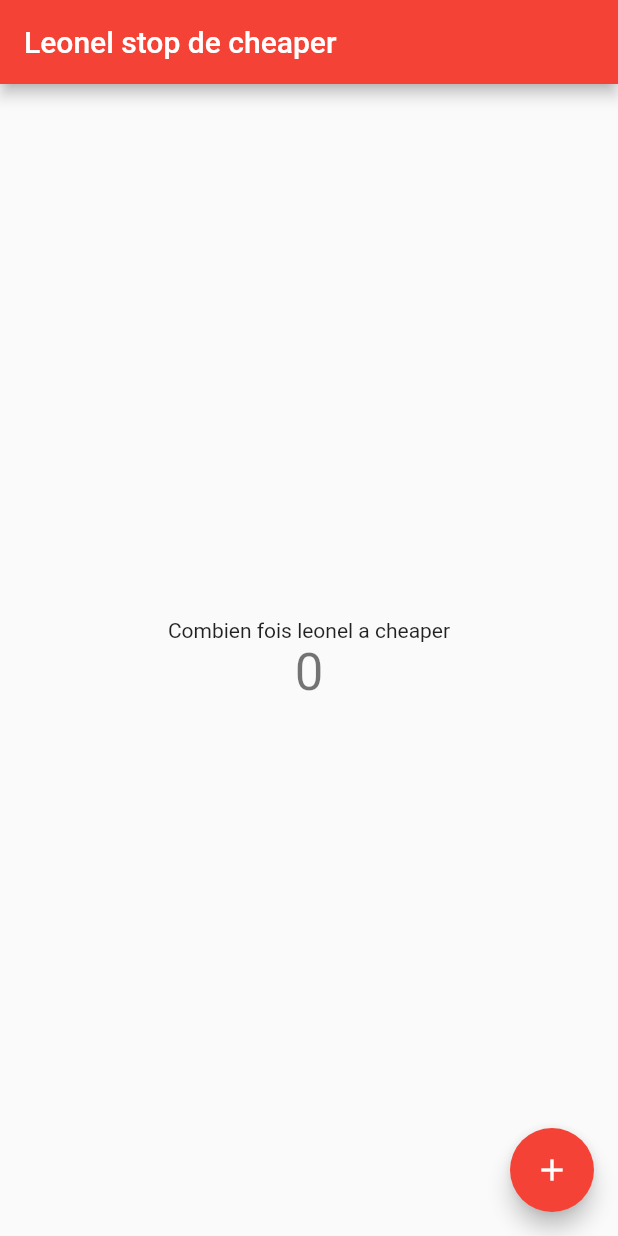
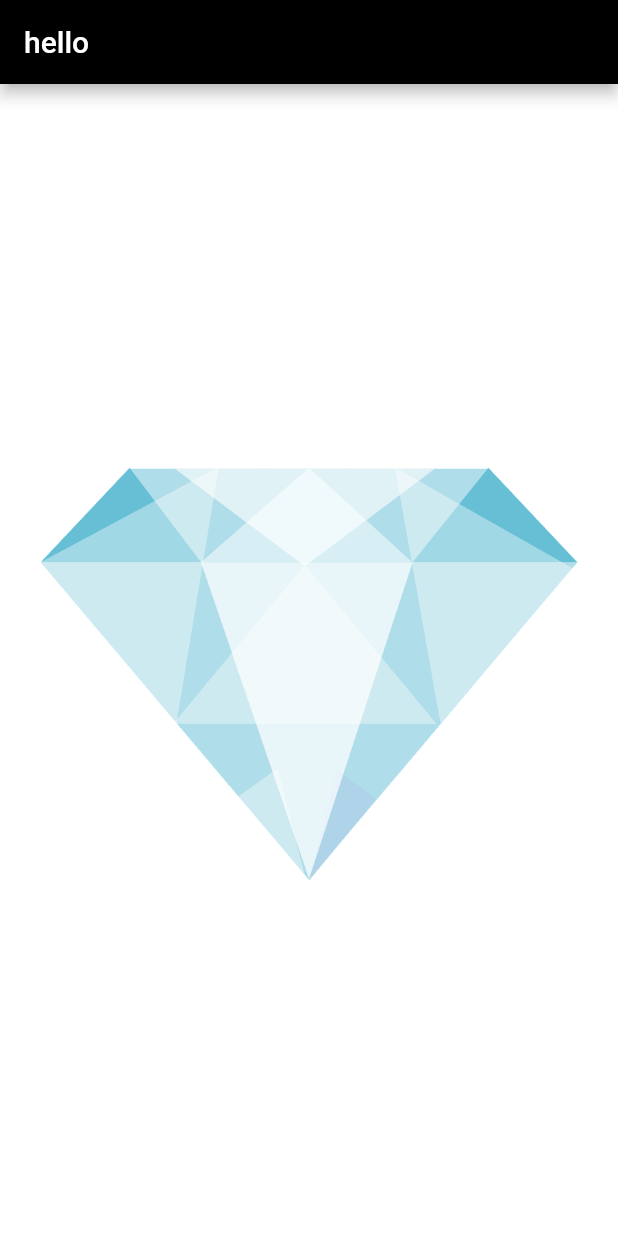
Before and after one commit to imaho-ivou/riche, a Flutter app: the screen it shows after launch, on a phone screen of 412 x 824 dp. Run offline on Flutter 3.47's test engine with Material 2 defaults, Android fonts, the phone set to English and light mode, and no system bars.

Commit message:
changement colors

```diff
--- a/lib/main.dart
+++ b/lib/main.dart
@@ -1,116 +1,25 @@
 import 'package:flutter/material.dart';
+import 'package:flutter/rendering.dart';
 
 void main() {
-  runApp(const MyApp());
-}
+  runApp(
+    MaterialApp(
+      home: Scaffold(
+        appBar: AppBar(
+          title: Text("hello"),
+          backgroundColor: Colors.black,
+        ),
+        backgroundColor: Colors.white24,
+        body:
 
-class MyApp extends StatelessWidget {
-  const MyApp({Key? key}) : super(key: key);
 
-  // This widget is the root of your application.
-  @override
-  Widget build(BuildContext context) {
-    return MaterialApp(
-      title: 'Flutter Demo',
-      theme: ThemeData(
-        // This is the theme of your application.
-        //
-        // Try running your application with "flutter run". You'll see the
-        // application has a blue toolbar. Then, without quitting the app, try
-        // changing the primarySwatch below to Colors.green and then invoke
-        // "hot reload" (press "r" in the console where you ran "flutter run",
-        // or simply save your changes to "hot reload" in a Flutter IDE).
-        // Notice that the counter didn't reset back to zero; the application
-        // is not restarted.
-        primarySwatch: Colors.red,
-        secondaryHeaderColor: Colors.blue,
-      ),
-      home: const MyHomePage(title: 'Leonel stop de cheaper '),
-    );
-  }
-}
-
-class MyHomePage extends StatefulWidget {
-  const MyHomePage({Key? key, required this.title}) : super(key: key);
-
-  // This widget is the home page of your application. It is stateful, meaning
-  // that it has a State object (defined below) that contains fields that affect
-  // how it looks.
-
-  // This class is the configuration for the state. It holds the values (in this
-  // case the title) provided by the parent (in this case the App widget) and
-  // used by the build method of the State. Fields in a Widget subclass are
-  // always marked "final".
-
-  final String title;
-
-  @override
-  State<MyHomePage> createState() => _MyHomePageState();
-}
-
-class _MyHomePageState extends State<MyHomePage> {
-  int _counter = 0;
-
-  void _incrementCounter() {
-    setState(() {
-      // This call to setState tells the Flutter framework that something has
-      // changed in this State, which causes it to rerun the build method below
-      // so that the display can reflect the updated values. If we changed
-      // _counter without calling setState(), then the build method would not be
-      // called again, and so nothing would appear to happen.
-      _counter++;
-    });
-  }
-
-  @override
-  Widget build(BuildContext context) {
-    // This method is rerun every time setState is called, for instance as done
-    // by the _incrementCounter method above.
-    //
-    // The Flutter framework has been optimized to make rerunning build methods
-    // fast, so that you can just rebuild anything that needs updating rather
-    // than having to individually change instances of widgets.
-    return Scaffold(
-      appBar: AppBar(
-        // Here we take the value from the MyHomePage object that was created by
-        // the App.build method, and use it to set our appbar title.
-        title: Text(widget.title),
-      ),
-      body: Center(
-        // Center is a layout widget. It takes a single child and positions it
-        // in the middle of the parent.
-        child: Column(
-          // Column is also a layout widget. It takes a list of children and
-          // arranges them vertically. By default, it sizes itself to fit its
-          // children horizontally, and tries to be as tall as its parent.
-          //
-          // Invoke "debug painting" (press "p" in the console, choose the
-          // "Toggle Debug Paint" action from the Flutter Inspector in Android
-          // Studio, or the "Toggle Debug Paint" command in Visual Studio Code)
-          // to see the wireframe for each widget.
-          //
-          // Column has various properties to control how it sizes itself and
-          // how it positions its children. Here we use mainAxisAlignment to
-          // center the children vertically; the main axis here is the vertical
-          // axis because Columns are vertical (the cross axis would be
-          // horizontal).
-          mainAxisAlignment: MainAxisAlignment.center,
-          children: <Widget>[
-            const Text(
-              'Combien fois leonel a cheaper',
-            ),
-            Text(
-              '$_counter',
-              style: Theme.of(context).textTheme.headline4,
-            ),
-          ],
+        Center(
+          child: Image(
+            image: AssetImage(
+                'images/diamond.png'),
+          ),
         ),
       ),
-      floatingActionButton: FloatingActionButton(
-        onPressed: _incrementCounter,
-        tooltip: 'Increment',
-        child: const Icon(Icons.add),
-      ), // This trailing comma makes auto-formatting nicer for build methods.
-    );
-  }
+    ),
+  );
 }
--- a/pubspec.yaml
+++ b/pubspec.yaml
@@ -58,7 +58,8 @@ flutter:
   uses-material-design: true
 
   # To add assets to your application, add an assets section, like this:
-  # assets:
+  assets:
+    - images/
   #   - images/a_dot_burr.jpeg
   #   - images/a_dot_ham.jpeg
 
```
Also changed, not shown: images/diamond.png (added).
